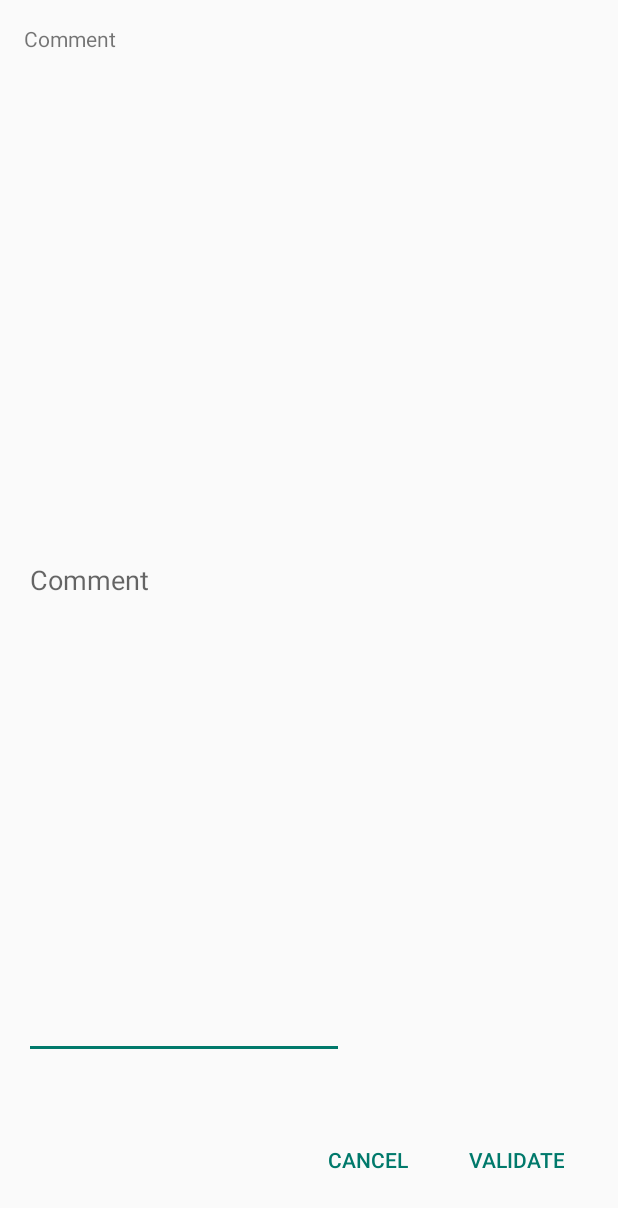
After one commit to Sildian/OC-MoodTracker-Android, an Android app: the layout dialog_comment.xml on its own in the app's theme, with its tools: preview values and no code run, on a phone screen of 412 x 824 dp. The commit adds this screen. Shown: the top 1208 px of the screen. Run offline under Robolectric (Android 15) with nearby library versions, the phone set to English and light mode, and no system bars.

Commit message:
Added a dialog box allowing to write a comment

```diff
--- a/app/src/main/java/com/sildian/moodtracker/controller/MainActivity.java
+++ b/app/src/main/java/com/sildian/moodtracker/controller/MainActivity.java
@@ -1,10 +1,13 @@
 package com.sildian.moodtracker.controller;
 
+import android.app.Dialog;
+import android.content.Context;
 import android.support.v4.view.GestureDetectorCompat;
 import android.support.v7.app.AppCompatActivity;
 import android.os.Bundle;
 import android.view.GestureDetector;
 import android.view.MotionEvent;
+import android.view.View;
 import android.widget.FrameLayout;
 import android.widget.ImageView;
 
@@ -20,7 +23,8 @@ public class MainActivity extends AppCompatActivity {
 
     /**Attributes**/
 
-    private FrameLayout mLayout;                    //The layout
+    private Context mContext;                       //Context
+    private FrameLayout mLayout;                    //Layout
     private ImageView mSmileyImage;                 //Smiley
     private ImageView mAddCommentButton;            //This button allows to add a comment
     private ImageView mHistoryButton;               //This button allows to see the history data
@@ -36,6 +40,7 @@ public class MainActivity extends AppCompatActivity {
 
         /*Get the components from the layout*/
 
+        mContext=this;
         mLayout=findViewById(R.id.activity_main_layout);
         mSmileyImage=findViewById(R.id.activity_main_image_smiley);
         mAddCommentButton=findViewById(R.id.activity_main_button_add_comment);
@@ -55,6 +60,15 @@ public class MainActivity extends AppCompatActivity {
         /*Refresh the screen*/
 
         refreshScreen();
+
+        mAddCommentButton.setOnClickListener(new View.OnClickListener() {
+            @Override
+            public void onClick(View v) {
+                Dialog commentDialog=new Dialog(mContext);
+                commentDialog.setContentView(R.layout.dialog_comment);
+                commentDialog.show();
+            }
+        });
     }
 
     @Override
--- a/app/src/main/java/com/sildian/moodtracker/model/Mood.java
+++ b/app/src/main/java/com/sildian/moodtracker/model/Mood.java
@@ -73,7 +73,7 @@ public class Mood {
     }
 
 
-    /**Getters**/
+    /**Getters and Setters**/
 
     public Calendar getDate() {
         return mDate;
@@ -86,4 +86,8 @@ public class Mood {
     public String getComment() {
         return mComment;
     }
+
+    public void setComment(String comment) {
+        mComment = comment;
+    }
 }
--- /dev/null
+++ b/app/src/main/res/layout/dialog_comment.xml
@@ -0,0 +1,48 @@
+<?xml version="1.0" encoding="utf-8"?>
+<android.widget.LinearLayout xmlns:android="http://schemas.android.com/apk/res/android"
+    android:layout_width="match_parent"
+    android:layout_height="match_parent"
+    android:orientation="vertical">
+
+    <TextView
+        android:id="@+id/dialog_comment_title"
+        android:layout_width="wrap_content"
+        android:layout_height="wrap_content"
+        android:layout_margin="16dp"
+        android:text="@string/text_comment" />
+
+    <EditText
+        android:id="@+id/dialog_comment_text"
+        android:layout_width="wrap_content"
+        android:layout_height="wrap_content"
+        android:layout_margin="16dp"
+        android:layout_weight="1"
+        android:ems="10"
+        android:hint="@string/text_comment"
+        android:inputType="textMultiLine|text" />
+
+    <LinearLayout
+        android:layout_width="match_parent"
+        android:layout_height="wrap_content"
+        android:layout_margin="16dp"
+        android:gravity="end"
+        android:orientation="horizontal">
+
+        <Button
+            android:id="@+id/dialog_comment_button_cancel"
+            style="?attr/buttonBarButtonStyle"
+            android:layout_width="wrap_content"
+            android:layout_height="wrap_content"
+            android:layout_margin="8dp"
+            android:text="@string/text_cancel" />
+
+        <Button
+            android:id="@+id/dialog_comment_button_validate"
+            style="?attr/buttonBarButtonStyle"
+            android:layout_width="wrap_content"
+            android:layout_height="wrap_content"
+            android:layout_margin="8dp"
+            android:text="@string/text_validate" />
+    </LinearLayout>
+
+</android.widget.LinearLayout>
--- /dev/null
+++ b/app/src/main/res/values/text.xml
@@ -0,0 +1,6 @@
+<?xml version="1.0" encoding="utf-8"?>
+<resources>
+    <string name="text_comment">Comment</string>
+    <string name="text_validate">Validate</string>
+    <string name="text_cancel">Cancel</string>
+</resources>
```
Also changed, not shown: 1 other file.
